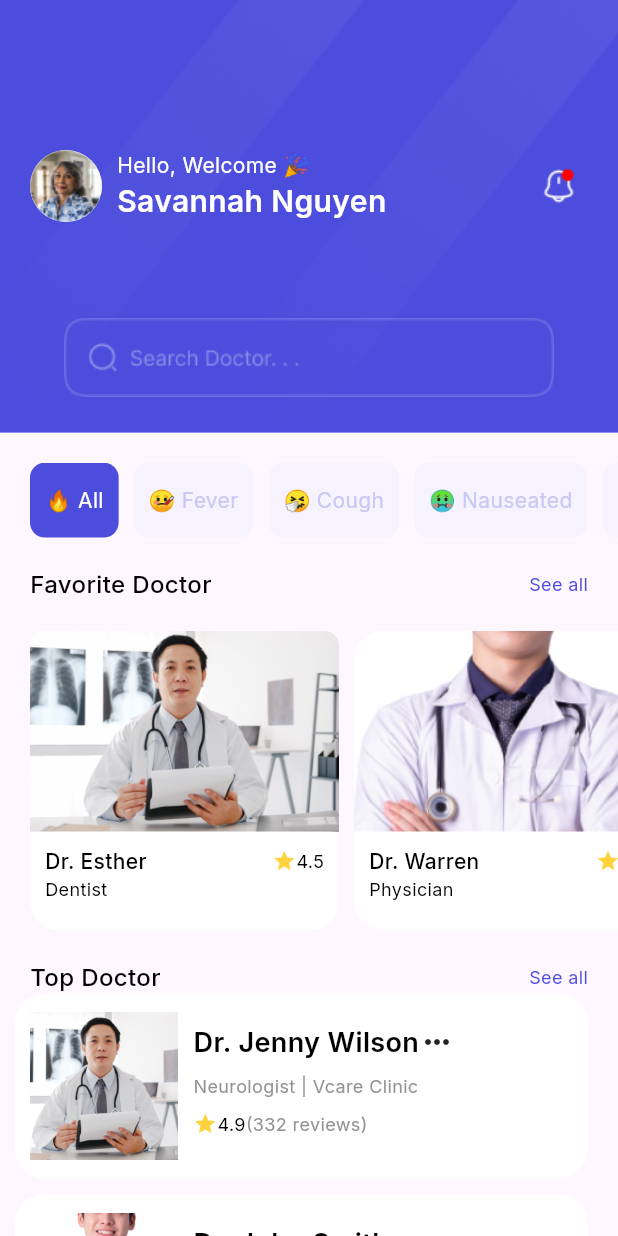
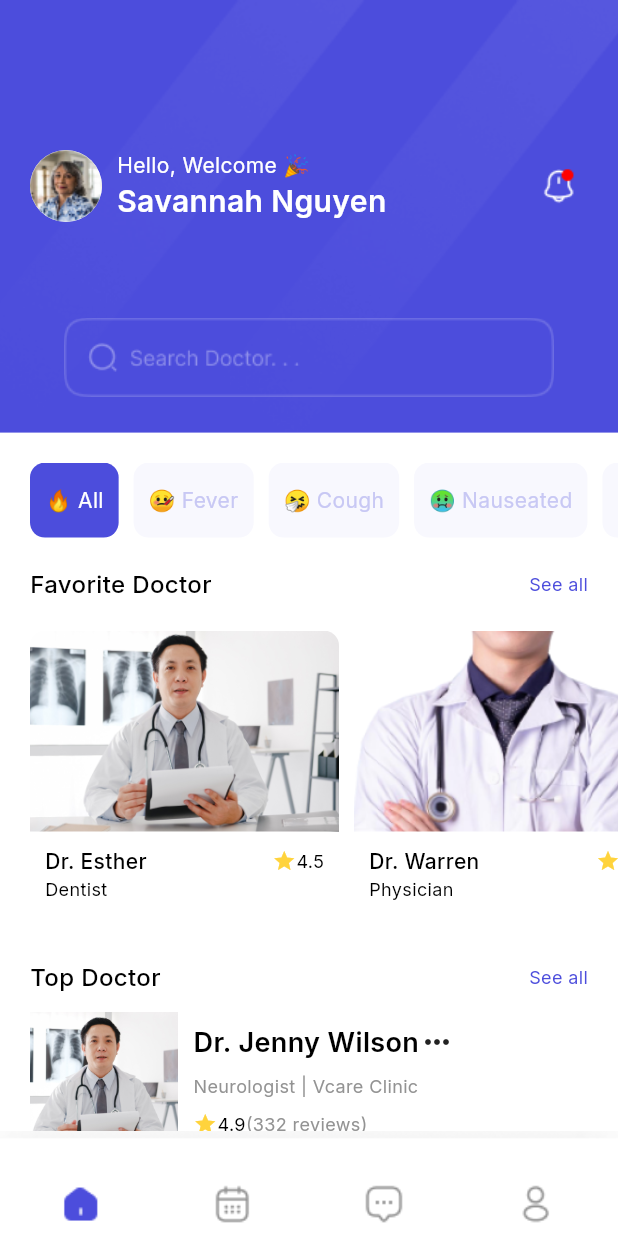
Before and after one commit to Suhaibusman/DoctorAppointMentApp, a Flutter app: the HomeScreen screen opened directly, on a phone screen of 412 x 824 dp. Run offline on Flutter 3.47's test engine with Material 3 defaults, Android fonts, the phone set to English and light mode, and no system bars; drawn by our look-alikes of auto_size_text; our stand-ins replace google_fonts.

Commit message:
Added Bottom Nav Bar

```diff
--- a/lib/screens/home_screen/home_screen.dart
+++ b/lib/screens/home_screen/home_screen.dart
@@ -23,6 +23,7 @@ class _HomeScreenState extends State<HomeScreen> {
   @override
   Widget build(BuildContext context) {
     return Scaffold(
+      backgroundColor: Colors.white,
       body: SingleChildScrollView(
         child: Column(
           children: [
@@ -351,6 +352,15 @@ class _HomeScreenState extends State<HomeScreen> {
           ],
         ),
       ),
+      bottomNavigationBar: Container(
+        height: 70,
+        decoration: BoxDecoration(
+         image: DecorationImage(
+           image: AssetImage(ImageConstant.bottomNavbar),
+           fit: BoxFit.cover
+         )
+
+      ),)
     );
   }
 
--- a/lib/utils/constant/image_constant.dart
+++ b/lib/utils/constant/image_constant.dart
@@ -15,5 +15,6 @@ abstract class ImageConstant {
   static const callButton = 'assets/callButton.png';
   static const callScreenButton = 'assets/callScreenButton.png';
   static const callTimeButton = 'assets/callTime.png';
+  static const bottomNavbar = 'assets/bottomNavbar.png';
 
 }
```
Also changed, not shown: assets/bottomNavbar.png (added).
